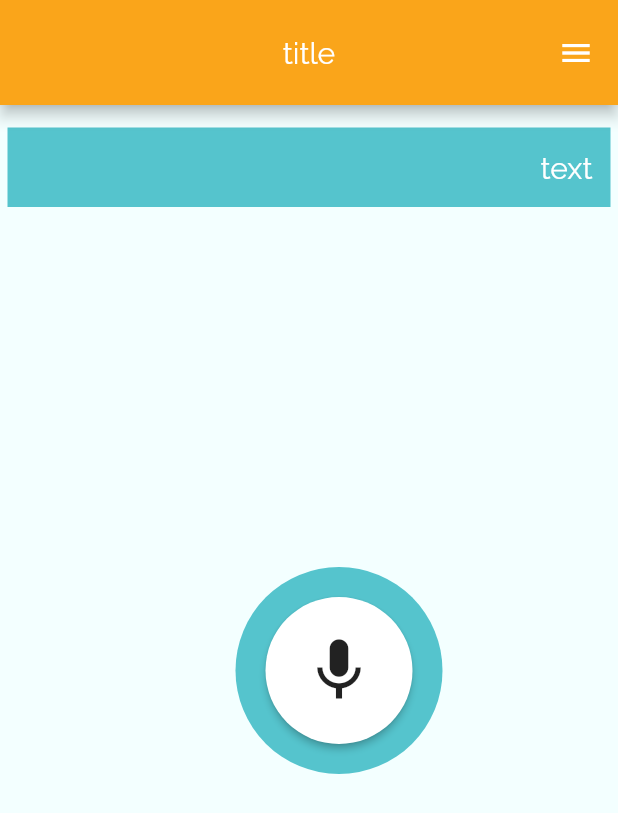
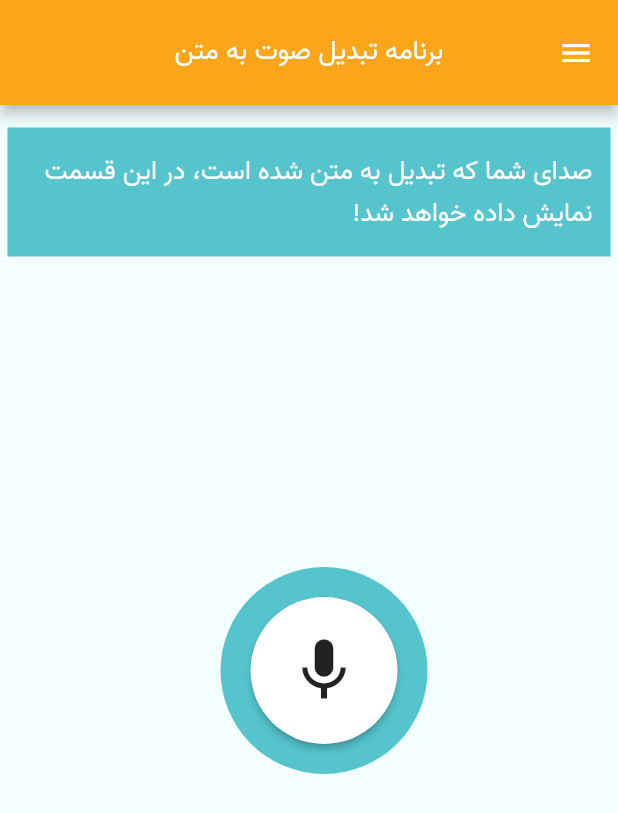
Before and after one commit to SinaElahimanesh/nlp_project, a Flutter app: the screen it shows after launch, on a phone screen of 412 x 824 dp. Shown: the top 813 px of the screen. Run offline on Flutter 3.47's test engine with Material 2 defaults, Android fonts, the phone set to English and light mode, and no system bars; our stand-ins replace audioplayers, get, get_storage; missing offline and left inert: record; statements that could not run were skipped.

Commit message:
edit bugs

```diff
--- a/lib/homepage.dart
+++ b/lib/homepage.dart
@@ -1,4 +1,5 @@
 import 'dart:io';
+import 'dart:ui';
 
 import 'package:audioplayers/audioplayers.dart';
 import 'package:flutter/material.dart';
@@ -102,18 +103,7 @@
 
   @override
   Widget build(BuildContext context) {
-    final box = GetStorage();
-    var langLocale = Locale('fa','IR');
-    if(box.hasData('lang')) {
-      if(box.read('lang') == 'en') {
-        langLocale = Locale('en','US');
-      }
-    }
-    return GetMaterialApp(
-      translations: LocaleString(),
-      locale: langLocale,
-      debugShowCheckedModeBanner: false,
-      home: Scaffold(
+    return Scaffold(
         backgroundColor: const Color(0xfff3ffff),
         appBar: AppBar(
           backgroundColor: const Color(0xfffaa51a),
@@ -124,7 +114,7 @@
           title: Text(
             'title'.tr,
             style: TextStyle(
-                fontSize: 20.0,
+                fontSize: 18.0,
                 // fontWeight: FontWeight.bold,
                 color: Colors.white,
                 fontFamily: Get.locale==Locale('fa','IR')? 'Vazir' : 'Raleway'
@@ -153,7 +143,7 @@
                                 Text(
                                   'drawer'.tr,
                                   style: TextStyle(
-                                      fontSize: 20.0,
+                                      fontSize: 18.0,
                                       fontWeight: FontWeight.bold,
                                       color: Colors.white,
                                       fontFamily: Get.locale==Locale('fa','IR')? 'Vazir' : 'Raleway'
@@ -168,7 +158,7 @@
                   title: Text(
                     'item1'.tr,
                     style: TextStyle(
-                        fontSize: 20.0,
+                        fontSize: 18.0,
                         fontWeight: FontWeight.bold,
                         color: const Color(0xff55c4cd),
                         fontFamily: Get.locale==Locale('fa','IR')? 'Vazir' : 'Raleway'
@@ -184,7 +174,7 @@
                   title: Text(
                     'item2'.tr,
                     style: TextStyle(
-                        fontSize: 20.0,
+                        fontSize: 18.0,
                         fontWeight: FontWeight.bold,
                         color: const Color(0xff55c4cd),
                         fontFamily: Get.locale==Locale('fa','IR')? 'Vazir' : 'Raleway'
@@ -200,7 +190,7 @@
                   title: Text(
                     'item3'.tr,
                     style: TextStyle(
-                        fontSize: 20.0,
+                        fontSize: 18.0,
                         fontWeight: FontWeight.bold,
                         color: const Color(0xff55c4cd),
                         fontFamily: Get.locale==Locale('fa','IR')? 'Vazir' : 'Raleway'
@@ -218,8 +208,6 @@
         body: Stack(
           children: [
             Center(
-              child: Padding(
-                padding: Get.locale==Locale('fa','IR')? EdgeInsets.only(right: 20) : EdgeInsets.only(left: 20),
                 child: Row(
                   mainAxisSize: MainAxisSize.min,
                   mainAxisAlignment: MainAxisAlignment.center,
@@ -267,7 +255,6 @@
                       ),
                   ],
                 ),
-              )
             ),
             Positioned(
               top: 10,
@@ -281,17 +268,16 @@
                   child: Text(
                     'text'.tr,
                     style: TextStyle(
-                        fontSize: 20.0,
+                        fontSize: 17.5,
                         // fontWeight: FontWeight.bold,
                         color: Colors.white,
                         fontFamily: Get.locale==Locale('fa','IR')? 'Vazir' : 'Raleway'
                     ),
                   ),
-                ))
+                )
+            )
           ],
-        )
-      ),
-    );
+        ));
   }
 
   Color handleAudioColour() {
--- a/lib/locale/localeString.dart
+++ b/lib/locale/localeString.dart
@@ -1,6 +1,9 @@
+import 'package:flutter/material.dart';
 import 'package:get/get.dart';
 
 class LocaleString extends Translations{
+
+  static final locale =  Locale('fa', 'IR');
 
   @override
   Map<String, Map<String, String>> get keys => {
--- a/lib/main.dart
+++ b/lib/main.dart
@@ -1,12 +1,37 @@
 import 'package:flutter/material.dart';
 import 'package:nlp_final_project/homepage.dart';
 import 'package:get_storage/get_storage.dart';
+import 'package:get/get.dart';
+
+import 'locale/localeString.dart';
 
 void main() {
   initStorage();
-  runApp(RecordingScreen());
+  runApp(Home());
 }
 
 void initStorage() async {
   await GetStorage.init();
 }
+
+class Home extends StatelessWidget {
+  const Home({Key? key}) : super(key: key);
+
+  @override
+  Widget build(BuildContext context) {
+    final box = GetStorage();
+    var langLocale = Locale('fa','IR');
+    if(box.hasData('lang')) {
+      if(box.read('lang') == 'en') {
+        langLocale = Locale('en','US');
+      }
+    }
+    return GetMaterialApp(
+      translations: LocaleString(),
+      locale: langLocale,
+      debugShowCheckedModeBanner: false,
+      fallbackLocale: langLocale,
+      home: RecordingScreen(),
+    );
+  }
+}
--- a/lib/pages/about.dart
+++ b/lib/pages/about.dart
@@ -18,7 +18,7 @@
           title: Text(
             'title'.tr,
             style: TextStyle(
-                fontSize: 20.0,
+                fontSize: 18.0,
                 fontWeight: FontWeight.bold,
                 color: Colors.white,
                 fontFamily: Get.locale==Locale('fa','IR')? 'Vazir' : 'Raleway'
@@ -38,7 +38,7 @@
                           Text(
                             'about_title'.tr,
                             style: TextStyle(
-                                fontSize: 20.0,
+                                fontSize: 18.0,
                                 fontWeight: FontWeight.bold,
                                 color: Colors.black,
                                 fontFamily: Get.locale==Locale('fa','IR')? 'Vazir' : 'Raleway'
@@ -73,7 +73,7 @@
                         'Ⓒ 2021 NLP Team'.tr,
                         textAlign: TextAlign.justify,
                         style: TextStyle(
-                            fontSize: 17.0,
+                            fontSize: 16.5,
                             // fontWeight: FontWeight.bold,
                             color: Colors.grey,
                             fontFamily: Get.locale==Locale('fa','IR')? 'Vazir' : 'Raleway'
```
Also changed, not shown: lib/pages/contact.dart (+6 -6 lines), lib/pages/settings.dart (+5 -5 lines).
